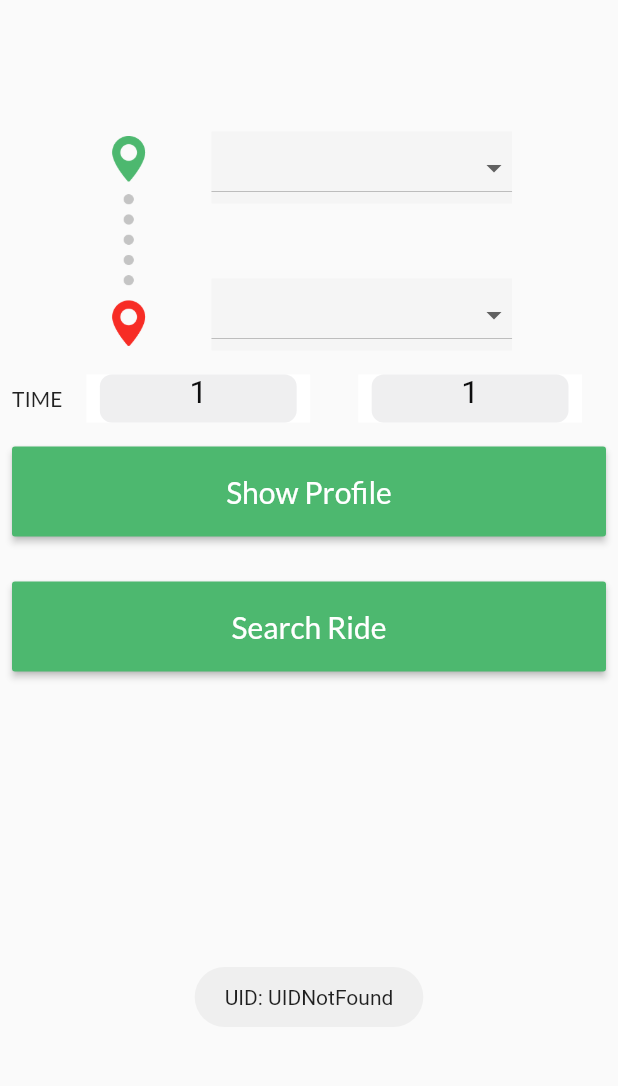
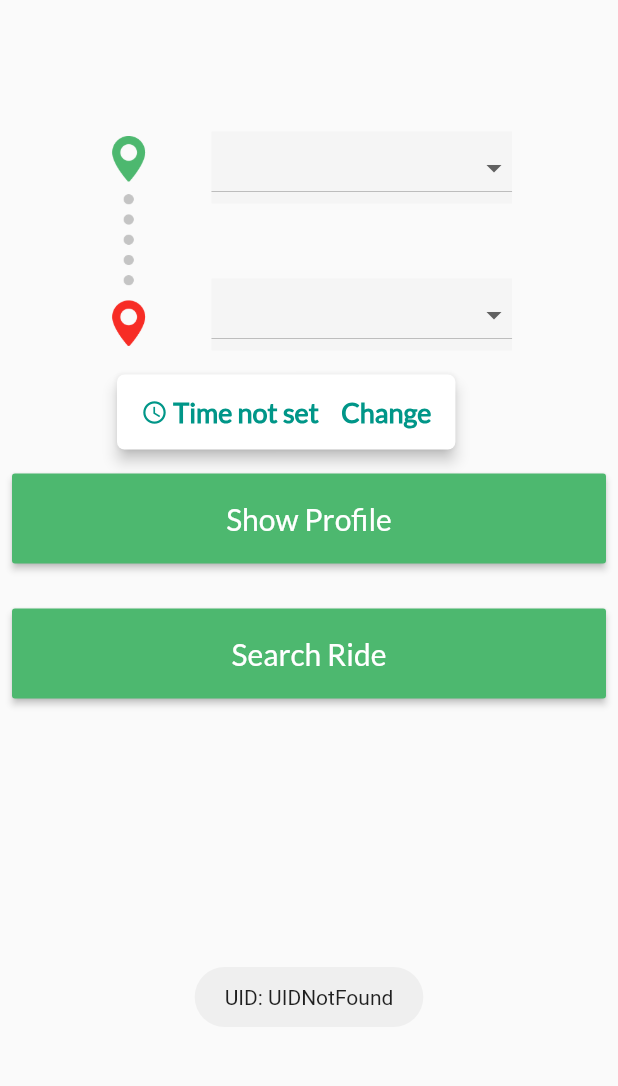
Before and after one commit to Kartik2301/scab_flutter, a Flutter app: the JourneyPlanScreen screen opened directly, on a phone screen of 412 x 824 dp, the part 113-1199 px from its top. Run offline on Flutter 3.47's test engine with Material 2 defaults, Android fonts, the phone set to English and light mode, and no system bars; our stand-ins replace cloud_firestore, firebase_auth, flutter_datetime_picker, fluttertoast, google_sign_in, modal_progress_hud and 1 more; accounts and stored records are empty.

Commit message:
timer added

```diff
--- a/lib/screens/journey_plan_screen.dart
+++ b/lib/screens/journey_plan_screen.dart
@@ -10,11 +10,13 @@ import 'package:scab_flutter/screens/intro_screen.dart';
 import 'package:scab_flutter/screens/room_search_screen.dart';
 import 'package:scab_flutter/screens/show_profile.dart';
 import 'package:scab_flutter/resources/components.dart';
+import 'package:flutter_datetime_picker/flutter_datetime_picker.dart';
 
 User _user = User();
 bool loadingUserData;
 String _source,_destination;
 int hour,minutes;
+String _time = "Time not set";
 
 class JourneyPlanScreen extends StatefulWidget {
   static String id = 'journey_plan';
@@ -32,7 +34,6 @@ class _JourneyPlanScreenState extends State<JourneyPlanScreen> {
     final _firestore= Firestore.instance;
     var document = await _firestore.collection('users').document(widget.mUid).get();
     print(document.data);
-
     _user.uid=widget.mUid;
     _user.imageUrl=document.data['imageUrl'];
     _user.fullName= document.data['fullName'];
@@ -94,20 +95,70 @@ class _JourneyPlanScreenState extends State<JourneyPlanScreen> {
                   ],
                 ),
                 Row(
+                  crossAxisAlignment: CrossAxisAlignment.center,
                   children: <Widget>[
-                    Text('TIME'),
-                    Flexible(
-                      child: Padding(
-                        padding: const EdgeInsets.all(16.0),
-                        child: getHourPicker(),
+                    Padding(
+                      padding: EdgeInsets.only(left: 70.0, top: 16.0, bottom: 16.0),
+                      child: RaisedButton(
+                        shape: RoundedRectangleBorder(
+                            borderRadius: BorderRadius.circular(5.0)),
+                        elevation: 4.0,
+                        onPressed: () {
+                          DatePicker.showTimePicker(context,
+                              theme: DatePickerTheme(
+                                containerHeight: 210.0,
+                              ),
+                              showTitleActions: true, onConfirm: (time) {
+                                print('confirm $time');
+                                _time = '${time.hour} : ${time.minute} : ${time.second}';
+                                setState(() {});
+                              }, currentTime: DateTime.now(), locale: LocaleType.en);
+                          setState(() {});
+                        },
+                        child: Container(
+                          alignment: Alignment.center,
+                          height: 50.0,
+                          child: Row(
+                            mainAxisAlignment: MainAxisAlignment.spaceBetween,
+                            children: <Widget>[
+                              Row(
+                                children: <Widget>[
+                                  Container(
+                                    child: Row(
+                                      children: <Widget>[
+                                        Icon(
+                                          Icons.access_time,
+                                          size: 18.0,
+                                          color: Colors.teal,
+                                        ),
+                                        Text(
+                                          " $_time",
+                                          style: TextStyle(
+                                              color: Colors.teal,
+                                              fontWeight: FontWeight.bold,
+                                              fontSize: 18.0),
+                                        ),
+                                      ],
+                                    ),
+                                  )
+                                ],
+                              ),
+                              Padding(
+                                padding: const EdgeInsets.only(left : 8.0),
+                                child: Text(
+                                  "  Change",
+                                  style: TextStyle(
+                                      color: Colors.teal,
+                                      fontWeight: FontWeight.bold,
+                                      fontSize: 18.0),
                                 ),
                               ),
-                    Flexible(
-                      child: Padding(
-                        padding: const EdgeInsets.all(16.0),
-                        child: getMinutePicker(),
+                            ],
                           ),
                         ),
+                        color: Colors.white,
+                      ),
+                    )
                   ],
                 ),
                 BottomLargeButton(
--- a/pubspec.yaml
+++ b/pubspec.yaml
@@ -18,6 +18,7 @@ dependencies:
   firebase_core: ^0.4.2+1
   cloud_firestore: ^0.12.11
   fluttertoast: ^3.1.3
+  flutter_datetime_picker: 1.2.5
 
 
 dev_dependencies:
```
Also changed, not shown: pubspec.lock. Lines whose indentation alone changed are shown as unchanged.
